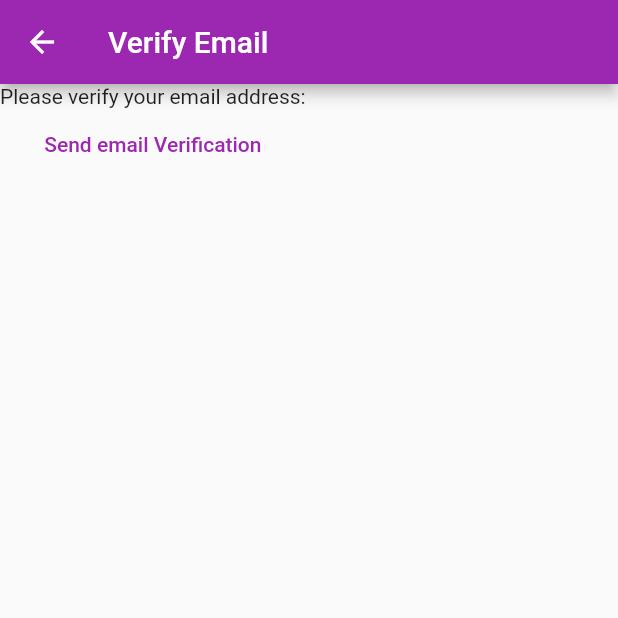
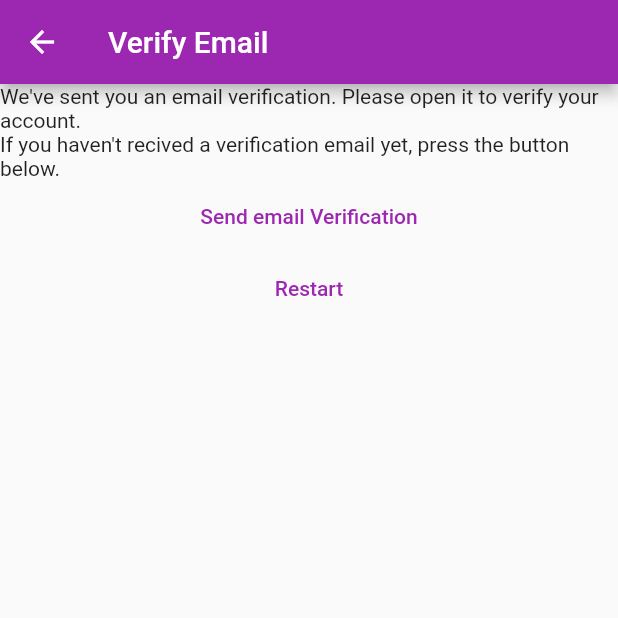
Before and after one commit to AagatGhimire/Ogma, a Flutter app: the VerifyEmailView screen opened directly, on a phone screen of 412 x 824 dp, the top half of it. Run offline on Flutter 3.47's test engine with Material 2 defaults, Android fonts, the phone set to English and light mode, and no system bars; our stand-ins replace firebase_auth, firebase_core; accounts and stored records are empty.

Commit message:
Verification after registration fixed

```diff
--- a/lib/constants/routes.dart
+++ b/lib/constants/routes.dart
@@ -1,3 +1,4 @@
 const loginRoute = '/login/';
 const registerRoute = '/register/';
 const notesRoute = '/notes/';
+const verifyEmailRoute = '/verify-email/';
--- a/lib/main.dart
+++ b/lib/main.dart
@@ -21,6 +21,7 @@
         loginRoute : (context) => const LoginView(),
         registerRoute : (context) => const RegisterView(),
         notesRoute : (context) => const NotesView(),
+        verifyEmailRoute: (context) => const VerifyEmailView(),
       },
     ),
   );
--- a/lib/view/verify_email_view.dart
+++ b/lib/view/verify_email_view.dart
@@ -1,5 +1,6 @@
 import 'package:firebase_auth/firebase_auth.dart';
 import 'package:flutter/material.dart';
+import 'package:ogma/constants/routes.dart';
 
 class VerifyEmailView extends StatefulWidget {
   const VerifyEmailView({super.key});
@@ -15,15 +16,27 @@
       appBar: AppBar(
         title: const Text('Verify Email'),
       ),
-      body: Column(
-        children: [
-        const Text('Please verify your email address:'),
+      body: Column(children: [
+        const Text(
+            "We've sent you an email verification. Please open it to verify your account."),
+        const Text(
+            "If you haven't recived a verification email yet, press the button below."),
         TextButton(
           onPressed: () async {
             final user = FirebaseAuth.instance.currentUser;
             await user?.sendEmailVerification();
           },
           child: const Text('Send email Verification'),
+        ),
+        TextButton(
+          onPressed: () async {
+            await FirebaseAuth.instance.signOut();
+            Navigator.of(context).pushNamedAndRemoveUntil(
+              registerRoute,
+              (route) => false,
+            );
+          },
+          child: const Text('Restart'),
         )
       ]),
     );
```
Also changed, not shown: lib/view/register_view.dart (+14 -7 lines).
